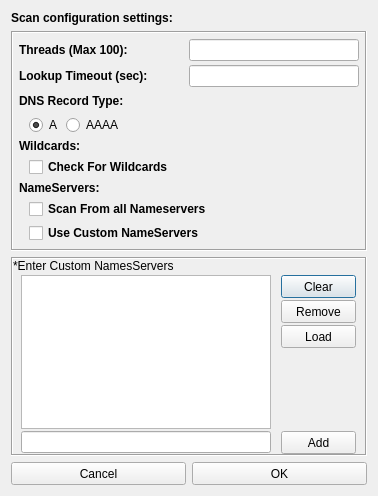
This is gui/src/Dialogs/ConfigDialog.ui in 3nock/OTE as Qt 5 draws it before an edit. The edited form follows.
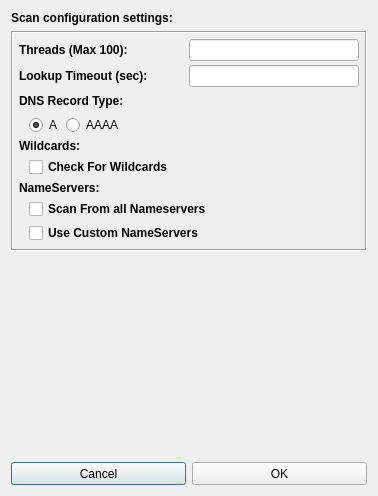
This is the edited form. Custom widgets are drawn as their Qt base class.

Patch:
```diff
--- a/gui/src/Dialogs/ConfigDialog.ui
+++ b/gui/src/Dialogs/ConfigDialog.ui
@@ -34,11 +34,15 @@
   <property name="styleSheet">
    <string notr="true"/>
   </property>
-  <layout class="QVBoxLayout" name="verticalLayout_6">
-   <item>
-    <layout class="QVBoxLayout" name="verticalLayout_4">
+  <layout class="QVBoxLayout" name="verticalLayout_2">
      <item>
       <widget class="QLabel" name="label_title">
+     <property name="sizePolicy">
+      <sizepolicy hsizetype="Maximum" vsizetype="Maximum">
+       <horstretch>0</horstretch>
+       <verstretch>0</verstretch>
+      </sizepolicy>
+     </property>
        <property name="font">
         <font>
          <weight>75</weight>
@@ -50,8 +54,6 @@
        </property>
       </widget>
      </item>
-    </layout>
-   </item>
    <item>
     <widget class="QFrame" name="frame">
      <property name="styleSheet">
@@ -117,7 +119,7 @@
          </widget>
         </item>
         <item>
-         <widget class="QLineEdit" name="lineEdit_threads">
+         <widget class="QLineEdit" name="lineEditThreads">
           <property name="sizePolicy">
            <sizepolicy hsizetype="Fixed" vsizetype="Fixed">
             <horstretch>0</horstretch>
@@ -168,7 +170,7 @@
          </widget>
         </item>
         <item>
-         <widget class="QLineEdit" name="lineEdit_timeout">
+         <widget class="QLineEdit" name="lineEditTimeout">
           <property name="sizePolicy">
            <sizepolicy hsizetype="Fixed" vsizetype="Fixed">
             <horstretch>0</horstretch>
@@ -240,7 +242,7 @@
          <number>10</number>
         </property>
         <item>
-         <widget class="QRadioButton" name="radioButton_dnsRecordType_A">
+         <widget class="QRadioButton" name="radioButtonDnsRecordTypeA">
           <property name="font">
            <font>
             <family>MS Shell Dlg 2</family>
@@ -260,7 +262,7 @@
          </widget>
         </item>
         <item>
-         <widget class="QRadioButton" name="radioButton_dnsRecordType_AAAA">
+         <widget class="QRadioButton" name="radioButtonDnsRecordTypeAAAA">
           <property name="font">
            <font>
             <family>MS Shell Dlg 2</family>
@@ -310,7 +312,7 @@
          <number>10</number>
         </property>
         <item>
-         <widget class="QCheckBox" name="checkBox_checkWildcards">
+         <widget class="QCheckBox" name="checkBoxCheckWildcards">
           <property name="font">
            <font>
             <weight>75</weight>
@@ -369,7 +371,7 @@
          </widget>
         </item>
         <item>
-         <widget class="QCheckBox" name="checkBox_useCustomNameServers">
+         <widget class="QCheckBox" name="checkBoxCustomNameServers">
           <property name="font">
            <font>
             <family>MS Shell Dlg 2</family>
@@ -391,245 +393,12 @@
     </widget>
    </item>
    <item>
-    <widget class="QFrame" name="frame_nameservers">
-     <property name="styleSheet">
-      <string notr="true"/>
-     </property>
-     <property name="frameShape">
-      <enum>QFrame::Box</enum>
-     </property>
-     <property name="frameShadow">
-      <enum>QFrame::Sunken</enum>
-     </property>
-     <layout class="QVBoxLayout" name="verticalLayout_18">
-      <property name="leftMargin">
-       <number>0</number>
-      </property>
-      <property name="topMargin">
-       <number>0</number>
-      </property>
-      <property name="rightMargin">
-       <number>0</number>
-      </property>
-      <property name="bottomMargin">
-       <number>0</number>
-      </property>
-      <item>
-       <layout class="QVBoxLayout" name="verticalLayout_2">
-        <property name="spacing">
-         <number>2</number>
-        </property>
-        <item>
-         <widget class="QLabel" name="label_9">
-          <property name="text">
-           <string>*Enter Custom NamesServers</string>
-          </property>
-         </widget>
-        </item>
-        <item>
-         <layout class="QHBoxLayout" name="horizontalLayout_7">
-          <item>
-           <widget class="QListWidget" name="listWidget_nameservers">
-            <property name="sizePolicy">
-             <sizepolicy hsizetype="Fixed" vsizetype="Expanding">
-              <horstretch>0</horstretch>
-              <verstretch>0</verstretch>
-             </sizepolicy>
-            </property>
-            <property name="maximumSize">
-             <size>
-              <width>250</width>
-              <height>16777215</height>
-             </size>
-            </property>
-            <property name="focusPolicy">
-             <enum>Qt::NoFocus</enum>
-            </property>
-            <property name="styleSheet">
-             <string notr="true"/>
-            </property>
-            <property name="editTriggers">
-             <set>QAbstractItemView::DoubleClicked</set>
-            </property>
-            <property name="showDropIndicator" stdset="0">
-             <bool>false</bool>
-            </property>
-            <property name="selectionMode">
-             <enum>QAbstractItemView::ExtendedSelection</enum>
-            </property>
-            <property name="verticalScrollMode">
-             <enum>QAbstractItemView::ScrollPerPixel</enum>
-            </property>
-            <property name="horizontalScrollMode">
-             <enum>QAbstractItemView::ScrollPerPixel</enum>
-            </property>
-            <property name="selectionRectVisible">
-             <bool>true</bool>
-            </property>
-           </widget>
-          </item>
-          <item>
-           <layout class="QVBoxLayout" name="verticalLayout_8">
-            <property name="spacing">
-             <number>2</number>
-            </property>
-            <item>
-             <widget class="QPushButton" name="pushButton_clear">
-              <property name="sizePolicy">
-               <sizepolicy hsizetype="Fixed" vsizetype="Fixed">
-                <horstretch>0</horstretch>
-                <verstretch>0</verstretch>
-               </sizepolicy>
-              </property>
-              <property name="minimumSize">
-               <size>
-                <width>75</width>
-                <height>23</height>
-               </size>
-              </property>
-              <property name="maximumSize">
-               <size>
-                <width>75</width>
-                <height>23</height>
-               </size>
-              </property>
-              <property name="styleSheet">
-               <string notr="true"/>
-              </property>
-              <property name="text">
-               <string>Clear</string>
-              </property>
-             </widget>
-            </item>
-            <item>
-             <widget class="QPushButton" name="pushButton_remove">
-              <property name="sizePolicy">
-               <sizepolicy hsizetype="Fixed" vsizetype="Fixed">
-                <horstretch>0</horstretch>
-                <verstretch>0</verstretch>
-               </sizepolicy>
-              </property>
-              <property name="minimumSize">
-               <size>
-                <width>75</width>
-                <height>23</height>
-               </size>
-              </property>
-              <property name="maximumSize">
-               <size>
-                <width>75</width>
-                <height>23</height>
-               </size>
-              </property>
-              <property name="styleSheet">
-               <string notr="true"/>
-              </property>
-              <property name="text">
-               <string>Remove</string>
-              </property>
-             </widget>
-            </item>
-            <item>
-             <widget class="QPushButton" name="pushButton_load">
-              <property name="sizePolicy">
-               <sizepolicy hsizetype="Fixed" vsizetype="Fixed">
-                <horstretch>0</horstretch>
-                <verstretch>0</verstretch>
-               </sizepolicy>
-              </property>
-              <property name="minimumSize">
-               <size>
-                <width>75</width>
-                <height>23</height>
-               </size>
-              </property>
-              <property name="maximumSize">
-               <size>
-                <width>75</width>
-                <height>23</height>
-               </size>
-              </property>
-              <property name="styleSheet">
-               <string notr="true"/>
-              </property>
-              <property name="text">
-               <string>Load</string>
-              </property>
-             </widget>
-            </item>
-            <item>
-             <spacer name="verticalSpacer">
-              <property name="orientation">
-               <enum>Qt::Vertical</enum>
-              </property>
-              <property name="sizeHint" stdset="0">
-               <size>
-                <width>20</width>
-                <height>40</height>
-               </size>
-              </property>
-             </spacer>
-            </item>
-           </layout>
-          </item>
-         </layout>
-        </item>
-        <item>
-         <layout class="QHBoxLayout" name="horizontalLayout_6">
-          <item>
-           <widget class="QLineEdit" name="lineEdit_nameservers">
-            <property name="maximumSize">
-             <size>
-              <width>250</width>
-              <height>16777215</height>
-             </size>
-            </property>
-            <property name="styleSheet">
-             <string notr="true"/>
-            </property>
-           </widget>
-          </item>
-          <item>
-           <widget class="QPushButton" name="pushButton_add">
-            <property name="sizePolicy">
-             <sizepolicy hsizetype="Fixed" vsizetype="Fixed">
-              <horstretch>0</horstretch>
-              <verstretch>0</verstretch>
-             </sizepolicy>
-            </property>
-            <property name="minimumSize">
-             <size>
-              <width>75</width>
-              <height>23</height>
-             </size>
-            </property>
-            <property name="maximumSize">
-             <size>
-              <width>75</width>
-              <height>23</height>
-             </size>
-            </property>
-            <property name="styleSheet">
-             <string notr="true"/>
-            </property>
-            <property name="text">
-             <string>Add</string>
-            </property>
-           </widget>
-          </item>
-         </layout>
-        </item>
-       </layout>
-      </item>
-     </layout>
-    </widget>
-   </item>
-   <item>
-    <layout class="QVBoxLayout" name="verticalLayout_3">
+    <widget class="InputWidget" name="customNameservers" native="true"/>
+   </item>
      <item>
       <layout class="QHBoxLayout" name="horizontalLayout">
        <item>
-        <widget class="QPushButton" name="pushButton_cancel">
+      <widget class="QPushButton" name="buttonCancel">
          <property name="minimumSize">
           <size>
            <width>0</width>
@@ -651,7 +420,7 @@
         </widget>
        </item>
        <item>
-        <widget class="QPushButton" name="pushButton_ok">
+      <widget class="QPushButton" name="buttonOk">
          <property name="minimumSize">
           <size>
            <width>0</width>
@@ -675,9 +444,15 @@
       </layout>
      </item>
     </layout>
-   </item>
-  </layout>
  </widget>
+ <customwidgets>
+  <customwidget>
+   <class>InputWidget</class>
+   <extends>QWidget</extends>
+   <header>src/widgets/InputWidget.h</header>
+   <container>1</container>
+  </customwidget>
+ </customwidgets>
  <resources/>
  <connections/>
  <buttongroups>
```
Lines whose indentation alone changed are shown as unchanged.
